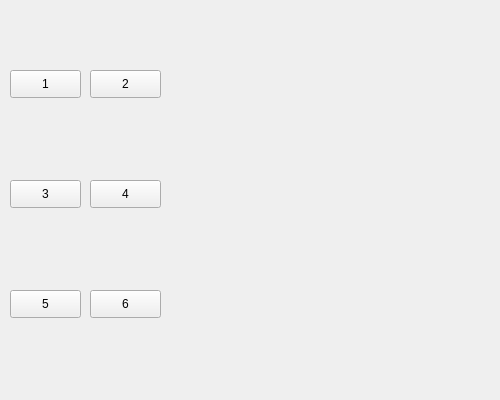
Qt form main_better.ui (ayyansea/randomgen) before a commit.
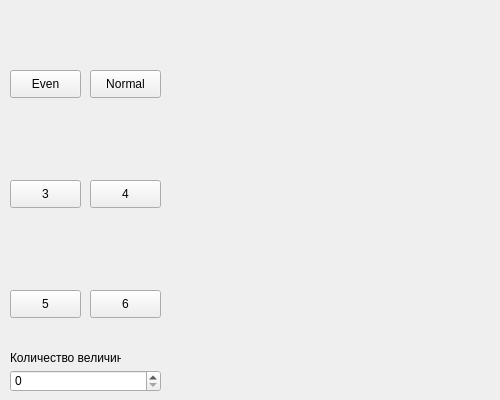
The same form after that commit. Custom widgets are drawn as their Qt base class.

Commit message: even and normal

```diff
--- a/main_better.ui
+++ b/main_better.ui
@@ -34,7 +34,7 @@
      </rect>
     </property>
     <property name="text">
-     <string>1</string>
+     <string>Even</string>
     </property>
    </widget>
    <widget class="QPushButton" name="pushButton_2">
@@ -47,7 +47,7 @@
      </rect>
     </property>
     <property name="text">
-     <string>2</string>
+     <string>Normal</string>
     </property>
    </widget>
    <widget class="QPushButton" name="pushButton_3">
@@ -102,6 +102,32 @@
      <string>5</string>
     </property>
    </widget>
+   <widget class="QSpinBox" name="spinBox">
+    <property name="geometry">
+     <rect>
+      <x>10</x>
+      <y>370</y>
+      <width>151</width>
+      <height>22</height>
+     </rect>
+    </property>
+    <property name="maximum">
+     <number>100000</number>
+    </property>
+   </widget>
+   <widget class="QLabel" name="label">
+    <property name="geometry">
+     <rect>
+      <x>10</x>
+      <y>350</y>
+      <width>111</width>
+      <height>16</height>
+     </rect>
+    </property>
+    <property name="text">
+     <string>Количество величин</string>
+    </property>
+   </widget>
   </widget>
  </widget>
  <customwidgets>
```
Left out of the diff: 2 changed lines with no effect on the pictures. The commit also changes 5 other files.
